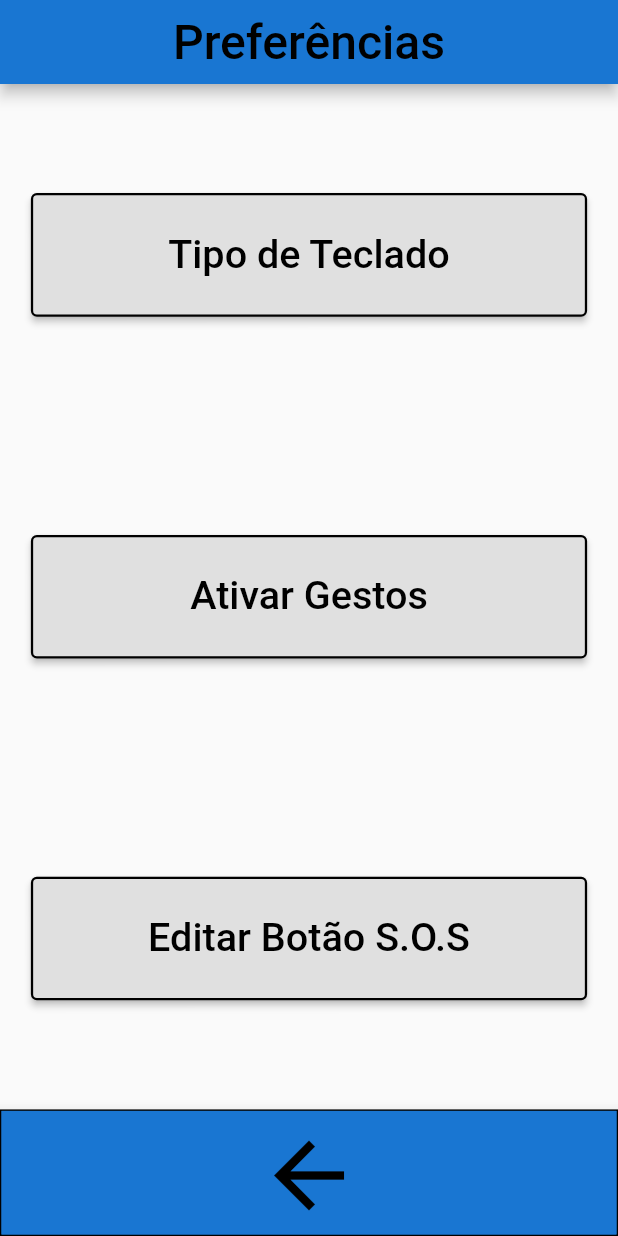
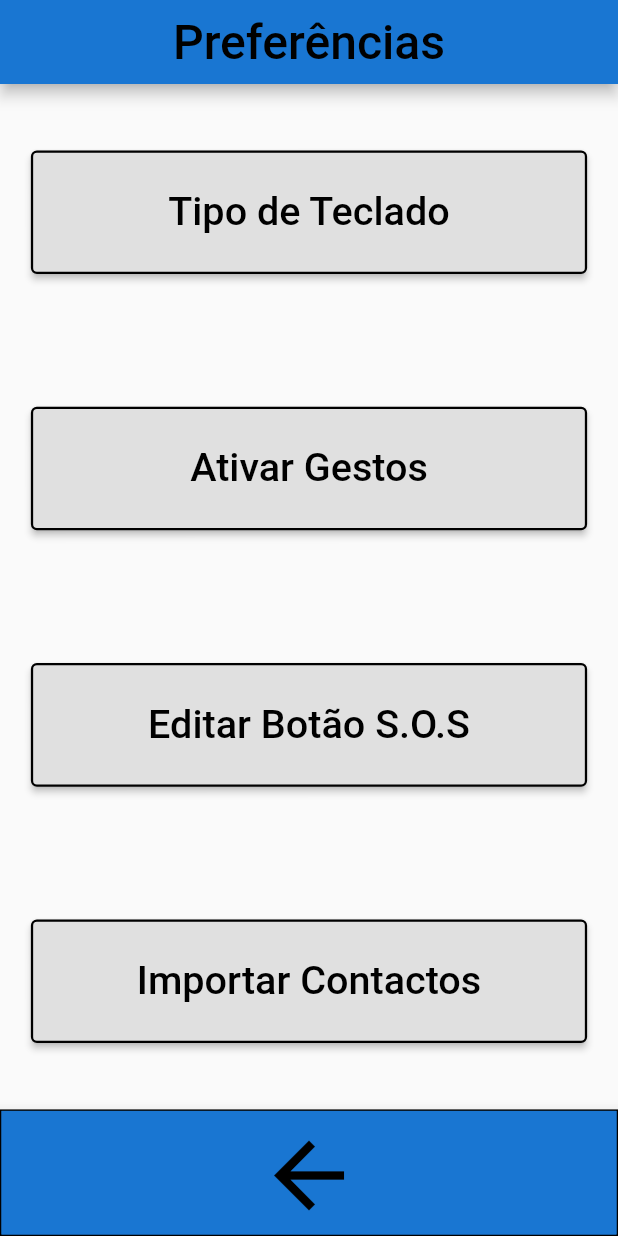
Before and after one commit to 28rodrigo/aipc, a Flutter app: the PreferenciasPage screen opened directly, on a phone screen of 412 x 824 dp. Run offline on Flutter 3.47's test engine with Material 2 defaults, Android fonts, the phone set to English and light mode, and no system bars; our stand-ins replace contacts_service, easy_dynamic_theme, firebase_core, firebase_storage, fluttertoast, image_picker and 2 more; missing offline and left inert: flutter_phone_direct_caller, swipedetector; accounts and stored records are empty.

```diff
--- a/lib/pages/preferencias.dart
+++ b/lib/pages/preferencias.dart
@@ -1,12 +1,18 @@
+import 'dart:math';
+
 import 'package:aipc/components/backNavigation.dart';
 import 'package:aipc/functions/contacto_data.dart';
 import 'package:aipc/functions/sizeprovider.dart';
 import 'package:aipc/pages/editarcontacto.dart';
 import 'package:aipc/pages/gestos.dart';
 import 'package:aipc/pages/registoChamadas.dart';
+import 'package:aipc/pages/tipoteclado.dart';
+import 'package:contacts_service/contacts_service.dart';
 import 'package:flutter/material.dart';
+import 'package:permission_handler/permission_handler.dart';
 import 'package:provider/provider.dart';
 import 'package:swipedetector/swipedetector.dart';
+import 'package:toast/toast.dart';
 
 class PreferenciasPage extends StatelessWidget {
   @override
@@ -46,10 +52,7 @@ class PreferenciasPage extends StatelessWidget {
                     Navigator.push(
                         context,
                         MaterialPageRoute(
-                            builder: (context) => EditarContactoPage(
-                                  contactDetail: new Contactos().sos,
-                                  contactos: new Contactos(),
-                                )));
+                            builder: (context) => TipoTecladoPage()));
                   },
                   child: Text(
                     "Tipo de Teclado",
@@ -93,11 +96,59 @@ class PreferenciasPage extends StatelessWidget {
                         MaterialPageRoute(
                             builder: (context) => EditarContactoPage(
                                   contactDetail: new Contactos().sos,
-                                  contactos: new Contactos(),
                                 )));
                   },
                   child: Text(
                     "Editar Botão S.O.S",
+                    textAlign: TextAlign.center,
+                    style: TextStyle(
+                        color: Colors.black,
+                        fontSize: deviceWidth * 0.08 * _data.count),
+                  ),
+                  style: ElevatedButton.styleFrom(
+                      primary: Colors.grey[300],
+                      side: BorderSide(width: 1.5, color: Colors.black)),
+                ),
+              ),
+              SizedBox(
+                width: deviceWidth * 0.9,
+                height: deviceHeight * 0.1,
+                child: ElevatedButton(
+                  onPressed: () async {
+                    try {
+                      var status = await Permission.contacts.request();
+                      print(status);
+                      if (status.isGranted && _data.importados == 0) {
+                        print('hello');
+                        Iterable<Contact> contacts =
+                            await ContactsService.getContacts();
+                        contacts.forEach((element) {
+                          print(element.displayName);
+                          _data.contactos.maxId++;
+                          _data.contactos.contactos.add({
+                            "Id": _data.contactos.maxId.toString(),
+                            "nome": element.displayName,
+                            "numero": element.phones.first.value,
+                            "url":
+                                "https://firebasestorage.googleapis.com/v0/b/aipc-e8864.appspot.com/o/Imagens%2Fdefault-user-image.png?alt=media&token=ea26f148-0f78-47b5-87f4-7e529bcee727"
+                          });
+                        });
+                        _data.addContact();
+                        print(contacts);
+                        _data.changeImportados();
+                        Toast.show("Contactos importados com sucesso!", context,
+                            duration: Toast.LENGTH_LONG, gravity: Toast.BOTTOM);
+                      } else {
+                        Toast.show("Contactos já importados!", context,
+                            duration: Toast.LENGTH_LONG, gravity: Toast.BOTTOM);
+                      }
+                    } catch (e) {
+                      Toast.show("Erro ao importar Contactos!", context,
+                          duration: Toast.LENGTH_LONG, gravity: Toast.BOTTOM);
+                    }
+                  },
+                  child: Text(
+                    "Importar Contactos",
                     textAlign: TextAlign.center,
                     style: TextStyle(
                         color: Colors.black,
```
